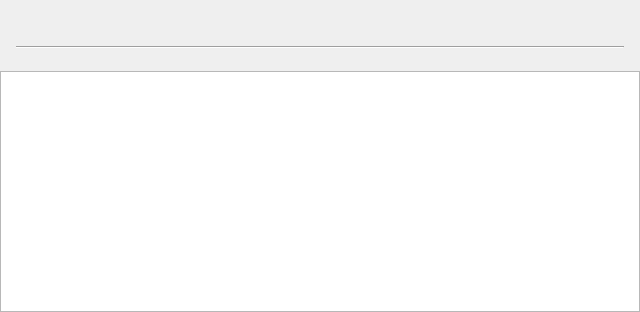
First picture: the form in vms/client/nx_vms_client_desktop/src/nx/vms/client/desktop/resource_dialogs/details/filtered_resource_view_widget.ui, repository networkoptix/nx_open, before the edit.
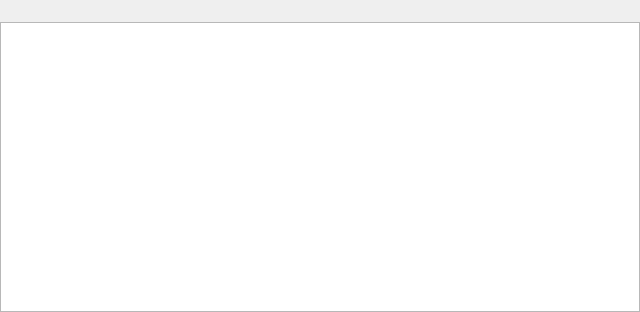
Second picture: the form after the edit. Custom widgets are drawn as their Qt base class.

Commit message: VMS-31331: Fix issues related to the resource selection dialogs user interactions and appearance

```diff
--- a/vms/client/nx_vms_client_desktop/src/nx/vms/client/desktop/resource_dialogs/details/filtered_resource_view_widget.ui
+++ b/vms/client/nx_vms_client_desktop/src/nx/vms/client/desktop/resource_dialogs/details/filtered_resource_view_widget.ui
@@ -27,51 +27,23 @@
     <number>0</number>
    </property>
    <item>
-    <widget class="QWidget" name="headerBar" native="true">
-     <layout class="QVBoxLayout" name="verticalLayout">
+    <widget class="QWidget" name="headerContainer" native="true">
+     <layout class="QVBoxLayout" name="headerContainerLayout">
       <property name="spacing">
-       <number>8</number>
+       <number>0</number>
       </property>
       <property name="leftMargin">
-       <number>16</number>
+       <number>0</number>
       </property>
       <property name="topMargin">
-       <number>8</number>
+       <number>0</number>
       </property>
       <property name="rightMargin">
-       <number>16</number>
+       <number>0</number>
       </property>
       <property name="bottomMargin">
        <number>0</number>
       </property>
-      <item>
-       <widget class="QWidget" name="headerContainer" native="true">
-        <property name="minimumSize">
-         <size>
-          <width>0</width>
-          <height>30</height>
-         </size>
-        </property>
-        <layout class="QVBoxLayout" name="headerContainerLayout">
-         <property name="topMargin">
-          <number>0</number>
-         </property>
-         <property name="rightMargin">
-          <number>0</number>
-         </property>
-         <property name="bottomMargin">
-          <number>0</number>
-         </property>
-        </layout>
-       </widget>
-      </item>
-      <item>
-       <widget class="Line" name="line">
-        <property name="orientation">
-         <enum>Qt::Horizontal</enum>
-        </property>
-       </widget>
-      </item>
      </layout>
     </widget>
    </item>
```
The commit also changes 15 other files.
